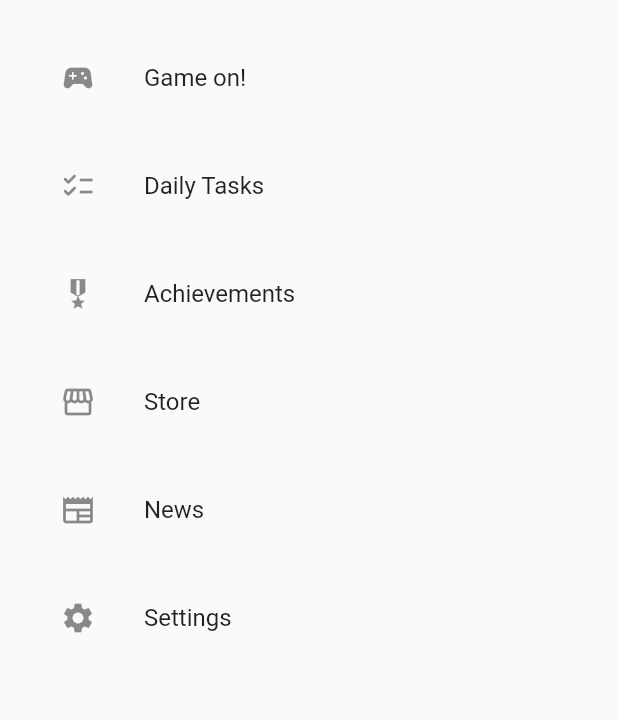
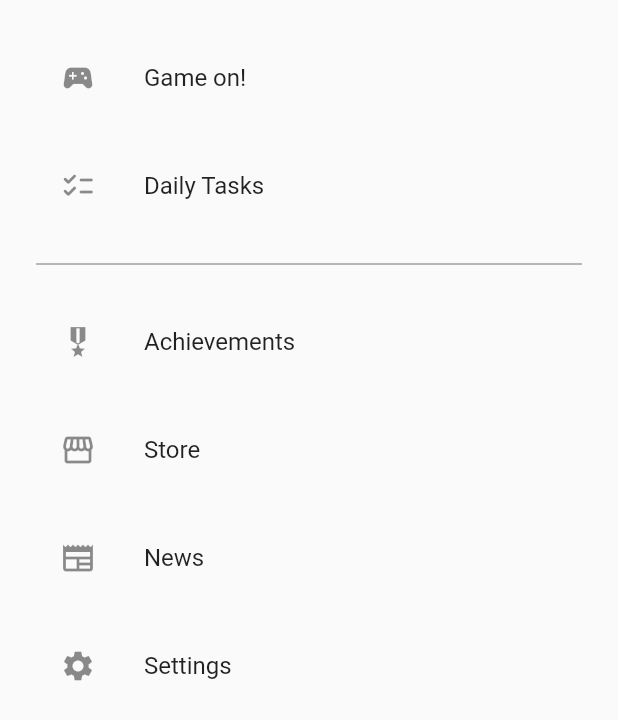
Before and after one commit to jeremychow99/google-ignite-project, a Flutter app: what buildMenuItems() shows on an empty page, opened directly, on a phone screen of 412 x 824 dp. Shown: the top 720 px of the screen. Run offline on Flutter 3.47's test engine with Material 2 defaults, Android fonts, the phone set to English and light mode, and no system bars; our stand-ins replace percent_indicator.

Commit message:
Added in divider in nav bar

```diff
--- a/draftapp/lib/screens/game_environment.dart
+++ b/draftapp/lib/screens/game_environment.dart
@@ -104,6 +104,7 @@ Widget buildMenuItems(BuildContext context) => Container(
         title: Text("Daily Tasks"),
         onTap: null,
       ),
+      Divider(color: Colors.black54,),
       ListTile(
         leading: Icon(Icons.military_tech_sharp),
         title: Text("Achievements"),
```
